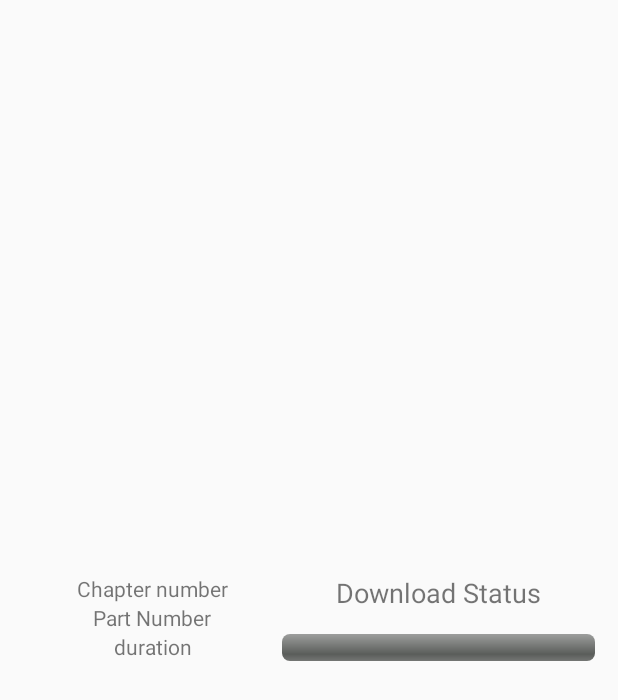
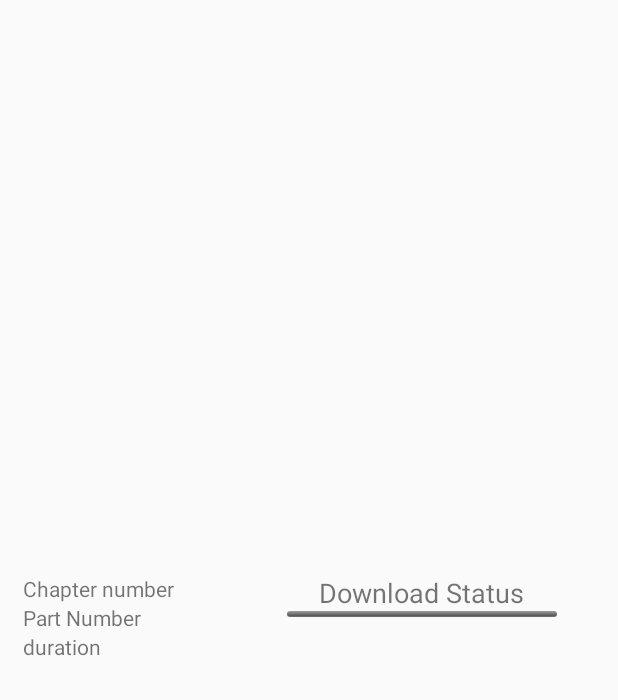
Before and after one commit to FindawayWorld/professorx, an Android app: the layout chapter_list_item.xml on its own in the app's theme, with its tools: preview values and no code run, on a phone screen of 412 x 824 dp. Shown: the top 700 px of the screen. Run offline under Robolectric (Android 15) with nearby library versions, the phone set to English and light mode, and no system bars.

```diff
--- a/app/src/main/java/com/findaway/audioengine/sample/audiobooks/LibraryFragment.java
+++ b/app/src/main/java/com/findaway/audioengine/sample/audiobooks/LibraryFragment.java
@@ -52,6 +52,11 @@ public class LibraryFragment extends Fragment implements AudiobookView, Recycler
     }
 
     @Override
+    public void recyclerViewListLongClicked(View v, int position, TextView download_status, ProgressBar download_progress) {
+
+    }
+
+    @Override
     public void setAudiobookList(List<Content> audiobookList) {
         for (Content content: audiobookList)
         {
--- a/app/src/main/java/com/findaway/audioengine/sample/audiobooks/RecyclerViewClickListener.java
+++ b/app/src/main/java/com/findaway/audioengine/sample/audiobooks/RecyclerViewClickListener.java
@@ -9,4 +9,6 @@ import android.widget.TextView;
  */
 public interface RecyclerViewClickListener {
     public void recyclerViewListClicked(View v, int position, TextView download_status, ProgressBar download_progress);
+
+    public void recyclerViewListLongClicked(View v, int position, TextView download_status, ProgressBar download_progress);
 }
--- a/app/src/main/res/layout/chapter_list_item.xml
+++ b/app/src/main/res/layout/chapter_list_item.xml
@@ -21,23 +21,17 @@
             <TextView
                 android:id="@+id/chapter_number"
                 android:layout_height="wrap_content"
-                android:layout_width="wrap_content"
-                android:layout_gravity="center|top"
-                android:gravity="center_horizontal"
+                android:layout_width="match_parent"
                 android:text="@string/chapter_number" />
             <TextView
                 android:id="@+id/part_number"
                 android:layout_height="wrap_content"
-                android:layout_width="wrap_content"
-                android:layout_gravity="center|top"
-                android:gravity="center_horizontal"
+                android:layout_width="match_parent"
                 android:text="@string/part_number" />
             <TextView
                 android:id="@+id/duration"
                 android:layout_height="wrap_content"
-                android:layout_width="wrap_content"
-                android:layout_gravity="center|top"
-                android:gravity="center_horizontal"
+                android:layout_width="match_parent"
                 android:text="@string/duration" />
         </LinearLayout>
         <LinearLayout
@@ -48,18 +42,16 @@
             <TextView
                 android:id="@+id/download_status"
                 android:layout_height="wrap_content"
-                android:layout_width="match_parent"
-                android:layout_gravity="top"
-                android:gravity="center_horizontal"
-                android:textSize="18dp"
-                android:text="@string/download_status"
-                android:layout_weight="1"/>
+                android:layout_width="wrap_content"
+                android:layout_gravity="center_horizontal"
+                android:textSize="18sp"
+                android:text="@string/download_status"/>
             <ProgressBar
                 android:id="@+id/progress_bar"
-                android:layout_width="match_parent"
+                android:layout_width="180dp"
+                android:layout_gravity="center_horizontal"
                 style="@android:style/Widget.ProgressBar.Horizontal"
-                android:layout_height="2dp"
-                android:layout_weight="1"/>
+                android:layout_height="4dp" />
         </LinearLayout>
     </LinearLayout>
 </FrameLayout>
```
Also changed, not shown: app/src/main/java/com/findaway/audioengine/sample/audiobooks/ListViewHolder.java (+8 -1 lines), app/src/main/java/com/findaway/audioengine/sample/book/BookChapterFragment.java (+25 -0 lines), app/src/main/java/com/findaway/audioengine/sample/book/ChapterViewHolder.java (+8 -1 lines).
